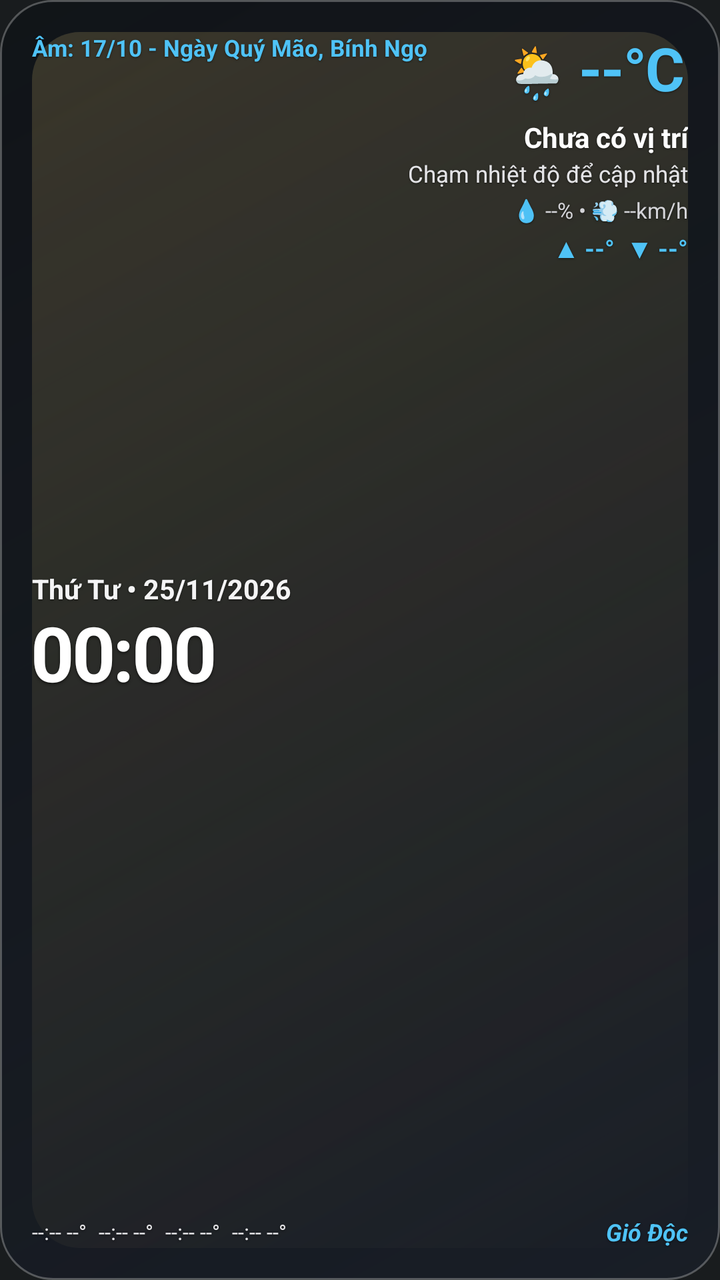
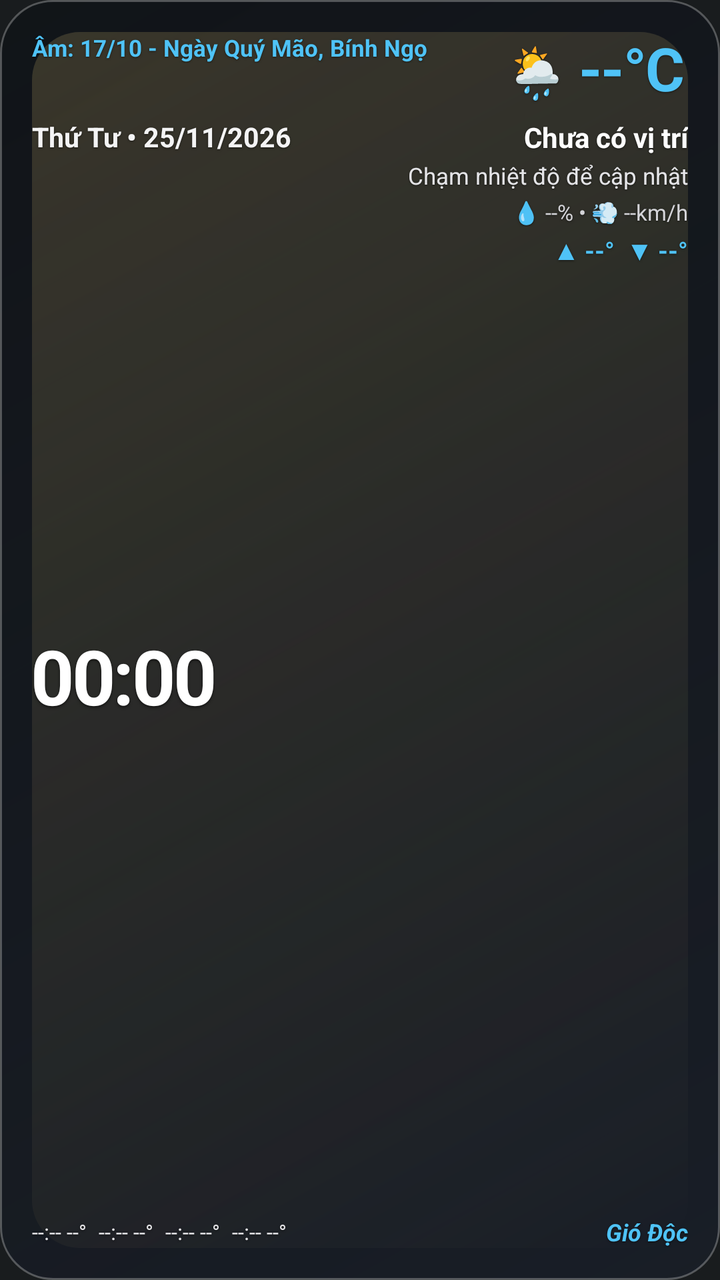

The first picture is an Android layout as it rendered before a commit; the second is the same layout after the commit. The layout source and the unified diff follow.
<!-- AndroidManifest.xml: application theme android:Theme.DeviceDefault.NoActionBar -->
<!-- res/layout/widget_weather_lunar.xml -->
<?xml version="1.0" encoding="utf-8"?>
<RelativeLayout xmlns:android="http://schemas.android.com/apk/res/android"
    android:id="@+id/widget_root"
    android:layout_width="match_parent"
    android:layout_height="match_parent"
    android:background="@drawable/bg_widget_glass_dark"
    android:padding="16dp">

    
    <ImageView
        android:id="@+id/iv_weather_effect"
        android:layout_width="match_parent"
        android:layout_height="match_parent"
        android:alpha="0.82"
        android:contentDescription="Hiệu ứng thời tiết"
        android:scaleType="fitXY"
        android:src="@drawable/fx_weather_clear" />

    
    <TextView
        android:id="@+id/tv_lunar_date"
        android:layout_width="wrap_content"
        android:layout_height="wrap_content"
        android:layout_alignParentStart="true"
        android:layout_alignParentTop="true"
        android:layout_marginEnd="8dp"
        android:layout_toStartOf="@+id/btn_refresh_weather"
        android:lineSpacingExtra="1dp"
        android:maxLines="2"
        android:shadowColor="#80000000"
        android:shadowDx="0"
        android:shadowDy="1"
        android:shadowRadius="2"
        android:text="Âm: 17/10 - Ngày Quý Mão, Bính Ngọ"
        android:textColor="#4FC3F7"
        android:textSize="11.5sp"
        android:textStyle="bold" />

    
    <LinearLayout
        android:id="@+id/btn_refresh_weather"
        android:layout_width="wrap_content"
        android:layout_height="wrap_content"
        android:layout_alignParentTop="true"
        android:layout_alignParentEnd="true"
        android:gravity="center_vertical"
        android:orientation="horizontal"
        android:padding="2dp">

        <TextView
            android:id="@+id/tv_weather_emoji"
            android:layout_width="wrap_content"
            android:layout_height="wrap_content"
            android:layout_marginEnd="6dp"
            android:maxLines="1"
            android:shadowColor="#80000000"
            android:shadowDx="0"
            android:shadowDy="1"
            android:shadowRadius="2"
            android:text="🌦️"
            android:textSize="25sp" />

        <TextView
            android:id="@+id/tv_current_temp"
            android:layout_width="wrap_content"
            android:layout_height="wrap_content"
            android:includeFontPadding="false"
            android:letterSpacing="-0.02"
            android:maxLines="1"
            android:shadowColor="#80000000"
            android:shadowDx="0"
            android:shadowDy="1"
            android:shadowRadius="2"
            android:text="--°C"
            android:textColor="#4FC3F7"
            android:textSize="30sp"
            android:textStyle="bold" />
    </LinearLayout>

    
    <LinearLayout
        android:id="@+id/left_column"
        android:layout_width="wrap_content"
        android:layout_height="wrap_content"
        android:layout_above="@+id/bottom_row"
        android:layout_below="@+id/tv_lunar_date"
        android:layout_alignParentStart="true"
        android:layout_marginTop="4dp"
        android:layout_marginEnd="8dp"
        android:layout_toStartOf="@+id/right_column"
        android:gravity="center_vertical"
        android:orientation="vertical">

        
        <TextView
            android:id="@+id/tv_solar_date"
            android:layout_width="wrap_content"
            android:layout_height="wrap_content"
            android:ellipsize="end"
            android:maxLines="1"
            android:shadowColor="#88000000"
            android:shadowDx="0"
            android:shadowDy="1"
            android:shadowRadius="2"
            android:text="Thứ Tư • 25/11/2026"
            android:textColor="#F4F4F5"
            android:textSize="13.5sp"
            android:textStyle="bold" />

        
        <TextClock
            android:id="@+id/tv_clock"
            android:layout_width="wrap_content"
            android:layout_height="wrap_content"
            android:layout_marginTop="2dp"
            android:format12Hour="HH:mm"
            android:format24Hour="HH:mm"
            android:includeFontPadding="false"
            android:letterSpacing="-0.03"
            android:maxLines="1"
            android:shadowColor="#99000000"
            android:shadowDx="0"
            android:shadowDy="2"
            android:shadowRadius="3"
            android:textColor="#FFFFFF"
            android:textSize="38sp"
            android:textStyle="bold" />
    </LinearLayout>

    
    <LinearLayout
        android:id="@+id/right_column"
        android:layout_width="wrap_content"
        android:layout_height="wrap_content"
        android:layout_above="@+id/bottom_row"
        android:layout_below="@+id/btn_refresh_weather"
        android:layout_alignParentEnd="true"
        android:layout_marginTop="4dp"
        android:gravity="end|top"
        android:orientation="vertical">

        
        <TextView
            android:id="@+id/tv_location_name"
            android:layout_width="wrap_content"
            android:layout_height="wrap_content"
            android:ellipsize="end"
            android:maxLines="1"
            android:shadowColor="#88000000"
            android:shadowDx="0"
            android:shadowDy="1"
            android:shadowRadius="2"
            android:text="Chưa có vị trí"
            android:textColor="#FFFFFF"
            android:textSize="14sp"
            android:textStyle="bold" />

        
        <TextView
            android:id="@+id/tv_weather_desc"
            android:layout_width="wrap_content"
            android:layout_height="wrap_content"
            android:layout_marginTop="1dp"
            android:ellipsize="end"
            android:maxLines="1"
            android:shadowColor="#88000000"
            android:shadowDx="0"
            android:shadowDy="1"
            android:shadowRadius="2"
            android:text="Chạm nhiệt độ để cập nhật"
            android:textColor="#E4E4E7"
            android:textSize="11.5sp" />

        
        <TextView
            android:id="@+id/tv_humidity_wind"
            android:layout_width="wrap_content"
            android:layout_height="wrap_content"
            android:layout_marginTop="3dp"
            android:maxLines="1"
            android:shadowColor="#88000000"
            android:shadowDx="0"
            android:shadowDy="1"
            android:shadowRadius="2"
            android:text="💧 --% • 💨 --km/h"
            android:textColor="#D4D4D8"
            android:textSize="11sp" />

        
        <TextView
            android:id="@+id/tv_min_max_temp"
            android:layout_width="wrap_content"
            android:layout_height="wrap_content"
            android:layout_gravity="end"
            android:layout_marginTop="3dp"
            android:maxLines="1"
            android:shadowColor="#88000000"
            android:shadowDx="0"
            android:shadowDy="1"
            android:shadowRadius="2"
            android:text="▲ --°  ▼ --°"
            android:textColor="#4FC3F7"
            android:textSize="12.5sp"
            android:textStyle="bold" />
    </LinearLayout>

    
    <RelativeLayout
        android:id="@+id/bottom_row"
        android:layout_width="match_parent"
        android:layout_height="wrap_content"
        android:layout_alignParentBottom="true"
        android:layout_marginTop="8dp">

        <LinearLayout
            android:id="@+id/hourly_row"
            android:layout_width="wrap_content"
            android:layout_height="wrap_content"
            android:layout_alignParentStart="true"
            android:layout_centerVertical="true"
            android:layout_marginEnd="8dp"
            android:layout_toStartOf="@+id/tv_signature"
            android:orientation="horizontal">

            <TextView
                android:id="@+id/tv_hour_1"
                android:layout_width="wrap_content"
                android:layout_height="wrap_content"
                android:layout_marginEnd="6dp"
                android:maxLines="1"
                android:shadowColor="#88000000"
                android:shadowDx="0"
                android:shadowDy="1"
                android:shadowRadius="2"
                android:text="--:-- --°"
                android:textColor="#E4E4E7"
                android:textSize="10.5sp" />

            <TextView
                android:id="@+id/tv_hour_2"
                android:layout_width="wrap_content"
                android:layout_height="wrap_content"
                android:layout_marginEnd="6dp"
                android:maxLines="1"
                android:shadowColor="#88000000"
                android:shadowDx="0"
                android:shadowDy="1"
                android:shadowRadius="2"
                android:text="--:-- --°"
                android:textColor="#E4E4E7"
                android:textSize="10.5sp" />

            <TextView
                android:id="@+id/tv_hour_3"
                android:layout_width="wrap_content"
                android:layout_height="wrap_content"
                android:layout_marginEnd="6dp"
                android:maxLines="1"
                android:shadowColor="#88000000"
                android:shadowDx="0"
                android:shadowDy="1"
                android:shadowRadius="2"
                android:text="--:-- --°"
                android:textColor="#E4E4E7"
                android:textSize="10.5sp" />

            <TextView
                android:id="@+id/tv_hour_4"
                android:layout_width="wrap_content"
                android:layout_height="wrap_content"
                android:maxLines="1"
                android:shadowColor="#88000000"
                android:shadowDx="0"
                android:shadowDy="1"
                android:shadowRadius="2"
                android:text="--:-- --°"
                android:textColor="#E4E4E7"
                android:textSize="10.5sp" />
        </LinearLayout>

        <TextView
            android:id="@+id/tv_signature"
            android:layout_width="wrap_content"
            android:layout_height="wrap_content"
            android:layout_alignParentEnd="true"
            android:layout_centerVertical="true"
            android:ellipsize="end"
            android:maxLines="1"
            android:shadowColor="#88000000"
            android:shadowDx="0"
            android:shadowDy="1"
            android:shadowRadius="2"
            android:text="Gió Độc"
            android:textColor="#4FC3F7"
            android:textSize="12sp"
            android:textStyle="italic|bold" />
    </RelativeLayout>

</RelativeLayout>
<!-- resources referenced by this layout -->
<resources>
  <!-- drawable bg_widget_glass_dark (drawable) -->
  <?xml version="1.0" encoding="utf-8"?>
  <shape xmlns:android="http://schemas.android.com/apk/res/android"
      android:shape="rectangle">
      <gradient
          android:angle="135"
          android:endColor="#990B0E14"
          android:startColor="#B3181E29" />
      <stroke
          android:width="1dp"
          android:color="#44FFFFFF" />
      <corners android:radius="26dp" />
  </shape>
  <!-- drawable fx_weather_clear (drawable) -->
  <?xml version="1.0" encoding="utf-8"?>
  <layer-list xmlns:android="http://schemas.android.com/apk/res/android">
      <item>
          <shape android:shape="rectangle">
              <gradient
                  android:angle="315"
                  android:endColor="#00FFD54F"
                  android:startColor="#33FFE082"
                  android:type="linear" />
              <corners android:radius="24dp" />
          </shape>
      </item>
  </layer-list>
</resources>

<!-- the commit's change to res/layout/widget_weather_lunar.xml (unified diff, before → after) -->
@@ -78,41 +78,70 @@
     </LinearLayout>
 
     
+    <RelativeLayout
+        android:id="@+id/date_location_row"
+        android:layout_width="match_parent"
+        android:layout_height="wrap_content"
+        android:layout_below="@+id/btn_refresh_weather"
+        android:layout_marginTop="4dp">
+
+        
+        <TextView
+            android:id="@+id/tv_solar_date"
+            android:layout_width="wrap_content"
+            android:layout_height="wrap_content"
+            android:layout_alignParentStart="true"
+            android:layout_centerVertical="true"
+            android:layout_marginEnd="8dp"
+            android:layout_toStartOf="@+id/tv_location_name"
+            android:ellipsize="end"
+            android:maxLines="1"
+            android:shadowColor="#88000000"
+            android:shadowDx="0"
+            android:shadowDy="1"
+            android:shadowRadius="2"
+            android:text="Thứ Tư • 25/11/2026"
+            android:textColor="#F4F4F5"
+            android:textSize="13.5sp"
+            android:textStyle="bold" />
+
+        
+        <TextView
+            android:id="@+id/tv_location_name"
+            android:layout_width="wrap_content"
+            android:layout_height="wrap_content"
+            android:layout_alignParentEnd="true"
+            android:layout_centerVertical="true"
+            android:ellipsize="end"
+            android:maxLines="1"
+            android:shadowColor="#88000000"
+            android:shadowDx="0"
+            android:shadowDy="1"
+            android:shadowRadius="2"
+            android:text="Chưa có vị trí"
+            android:textColor="#FFFFFF"
+            android:textSize="14sp"
+            android:textStyle="bold" />
+    </RelativeLayout>
+
+    
     <LinearLayout
         android:id="@+id/left_column"
         android:layout_width="wrap_content"
         android:layout_height="wrap_content"
         android:layout_above="@+id/bottom_row"
-        android:layout_below="@+id/tv_lunar_date"
+        android:layout_below="@+id/date_location_row"
         android:layout_alignParentStart="true"
-        android:layout_marginTop="4dp"
+        android:layout_marginTop="2dp"
         android:layout_marginEnd="8dp"
         android:layout_toStartOf="@+id/right_column"
         android:gravity="center_vertical"
         android:orientation="vertical">
 
-        
-        <TextView
-            android:id="@+id/tv_solar_date"
-            android:layout_width="wrap_content"
-            android:layout_height="wrap_content"
-            android:ellipsize="end"
-            android:maxLines="1"
-            android:shadowColor="#88000000"
-            android:shadowDx="0"
-            android:shadowDy="1"
-            android:shadowRadius="2"
-            android:text="Thứ Tư • 25/11/2026"
-            android:textColor="#F4F4F5"
-            android:textSize="13.5sp"
-            android:textStyle="bold" />
-
-        
         <TextClock
             android:id="@+id/tv_clock"
             android:layout_width="wrap_content"
             android:layout_height="wrap_content"
-            android:layout_marginTop="2dp"
             android:format12Hour="HH:mm"
             android:format24Hour="HH:mm"
             android:includeFontPadding="false"
@@ -133,34 +162,17 @@
         android:layout_width="wrap_content"
         android:layout_height="wrap_content"
         android:layout_above="@+id/bottom_row"
-        android:layout_below="@+id/btn_refresh_weather"
+        android:layout_below="@+id/date_location_row"
         android:layout_alignParentEnd="true"
-        android:layout_marginTop="4dp"
+        android:layout_marginTop="2dp"
         android:gravity="end|top"
         android:orientation="vertical">
 
         
         <TextView
-            android:id="@+id/tv_location_name"
-            android:layout_width="wrap_content"
-            android:layout_height="wrap_content"
-            android:ellipsize="end"
-            android:maxLines="1"
-            android:shadowColor="#88000000"
-            android:shadowDx="0"
-            android:shadowDy="1"
-            android:shadowRadius="2"
-            android:text="Chưa có vị trí"
-            android:textColor="#FFFFFF"
-            android:textSize="14sp"
-            android:textStyle="bold" />
-
-        
-        <TextView
             android:id="@+id/tv_weather_desc"
             android:layout_width="wrap_content"
             android:layout_height="wrap_content"
-            android:layout_marginTop="1dp"
             android:ellipsize="end"
             android:maxLines="1"
             android:shadowColor="#88000000"
